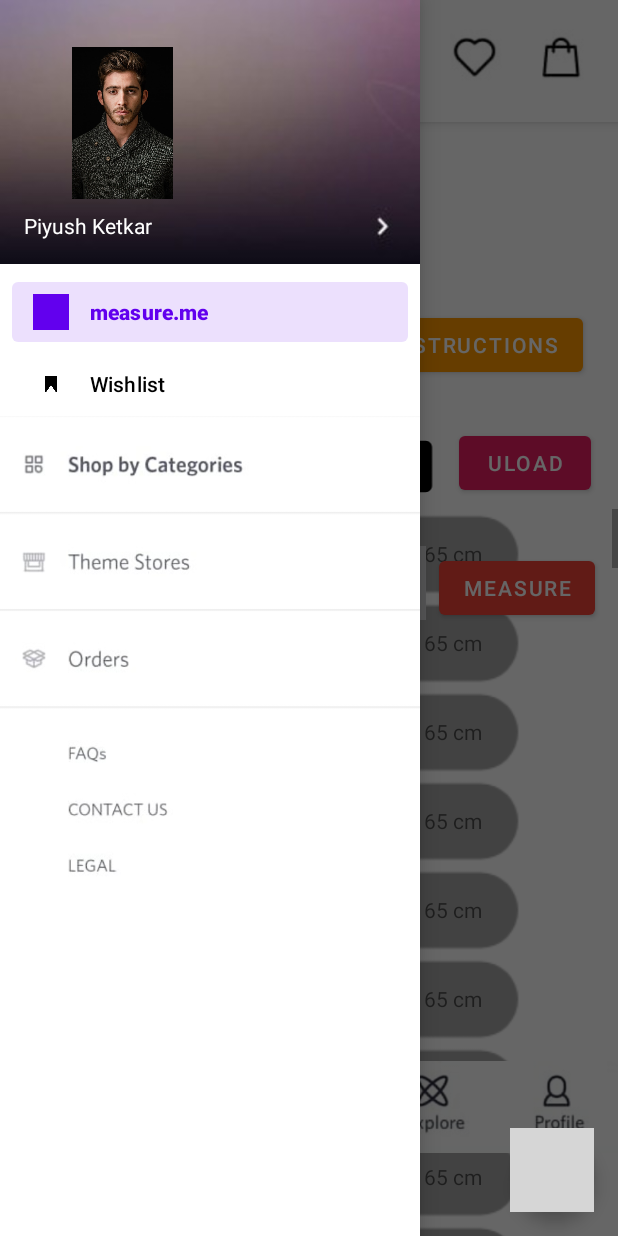
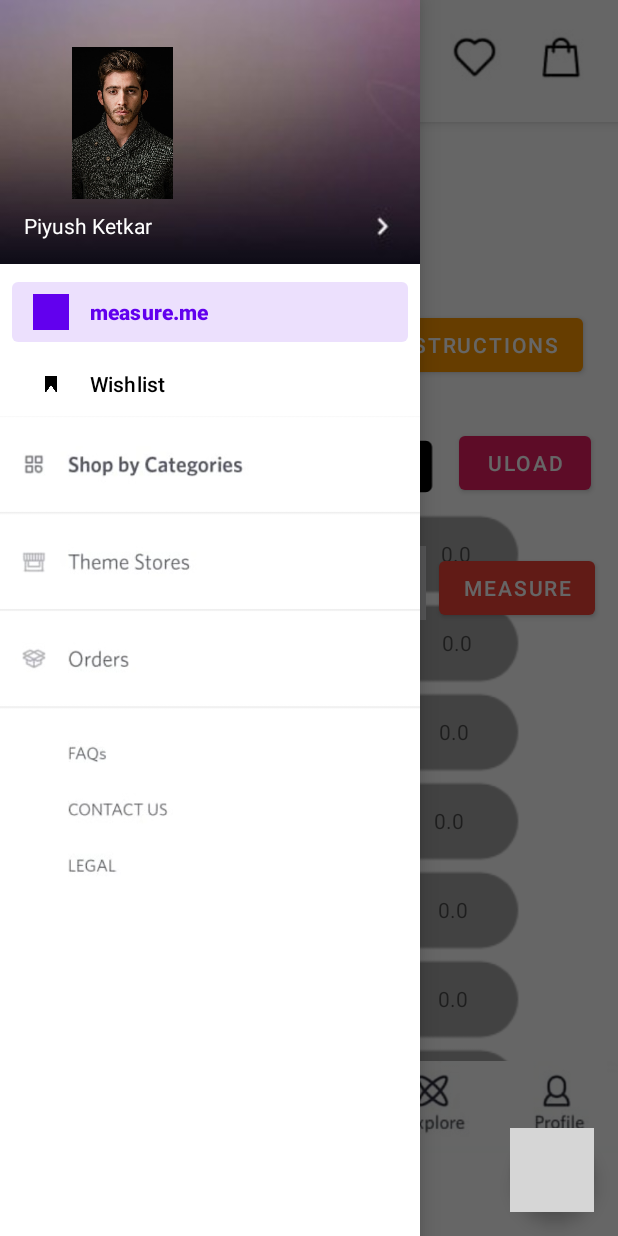
Before and after one commit to JuiP/SizeAndFit, an Android app: the screen it shows after launch (MainActivity), with the side drawer open, on a phone screen of 412 x 824 dp. Run offline under Robolectric (Android 15) with nearby library versions, the phone set to English and light mode, and no system bars; our stand-ins replace navigation-ui; grey boxes are pictures that could not be loaded.

Commit message:
Add display of measurements using setOnClickListener

```diff
--- a/SizeProfile/app/src/main/java/com/example/bodymeasurementdisplay/ui/measureme/HomeFragment.kt
+++ b/SizeProfile/app/src/main/java/com/example/bodymeasurementdisplay/ui/measureme/HomeFragment.kt
@@ -59,9 +59,16 @@ class HomeFragment : Fragment() {
 
         val measureR = root.findViewById<RecyclerView>(R.id.recycler_view)
         val measurement = arrayListOf<Measurement>()
-        for (i in 0..100){
-            measurement.add(Measurement("Height", 165.0))
-        }
+
+        measurement.add(Measurement("Height", 00.00))
+        measurement.add(Measurement("Weight", 00.00))
+        measurement.add(Measurement("chest", 00.00))
+        measurement.add(Measurement("hip", 00.00))
+        measurement.add(Measurement("waist", 00.00))
+        measurement.add(Measurement("thigh", 00.00))
+        measurement.add(Measurement("--", 00.00))
+
+
         measureR.apply{
             layoutManager = LinearLayoutManager(this@HomeFragment.requireActivity())
             adapter = MeasurementAdapter(measurement)
@@ -94,17 +101,28 @@ class HomeFragment : Fragment() {
         builder.show()
     }
 
-    /*private fun getMeasurements() {
-        val builder: AlertDialog.Builder = AlertDialog.Builder(context)
-        builder.setTitle("BodyMesh")
-
-
-
-    }
-*/
     @SuppressLint("NewApi")
     private fun getMeasurements() {
-        AlertDialog.Builder(this.requireActivity()).setView(R.layout.modelgif).show()
+        val builder: AlertDialog.Builder = AlertDialog.Builder(context)
+        builder.setView(R.layout.modelgif)
+        builder.setTitle("3D mesh")
+        builder.show()
+
+        val measureR = root.findViewById<RecyclerView>(R.id.recycler_view)
+        val measurement = arrayListOf<Measurement>()
+
+        measurement.add(Measurement("Height", 167.354))
+        measurement.add(Measurement("Weight", 83.909))
+        measurement.add(Measurement("chest", 83.43))
+        measurement.add(Measurement("hip", 71.39))
+        measurement.add(Measurement("waist", 66.91))
+        measurement.add(Measurement("thigh", 61.18))
+        measurement.add(Measurement("--", 00.00))
+
+        measureR.apply{
+            layoutManager = LinearLayoutManager(this@HomeFragment.requireActivity())
+            adapter = MeasurementAdapter(measurement)
+        }
     }
 
     override fun onActivityResult(requestCode: Int, resultCode: Int, data: Intent?) {
--- a/SizeProfile/app/src/main/java/com/example/bodymeasurementdisplay/ui/measureme/MeasurementAdapter.kt
+++ b/SizeProfile/app/src/main/java/com/example/bodymeasurementdisplay/ui/measureme/MeasurementAdapter.kt
@@ -19,6 +19,7 @@ class MeasurementAdapter(private val measurement: ArrayList<Measurement>) : Recy
 
     override fun onBindViewHolder(holder: MeasurementAdapter.ViewHolder, position: Int){
         holder.title.text = measurement[position].title
+        holder.measure.text = measurement[position].measure.toString()
     }
 
     override fun getItemCount() =  measurement.size
--- a/SizeProfile/app/src/main/res/layout/measurement_row.xml
+++ b/SizeProfile/app/src/main/res/layout/measurement_row.xml
@@ -32,7 +32,7 @@
         android:id="@+id/measure"
         android:layout_width="wrap_content"
         android:layout_height="wrap_content"
-        android:text="165 cm"
+        android:inputType="number"
         app:layout_constraintBottom_toBottomOf="@+id/imageView5"
         app:layout_constraintEnd_toEndOf="@+id/imageView5"
         app:layout_constraintHorizontal_bias="0.714"
```
